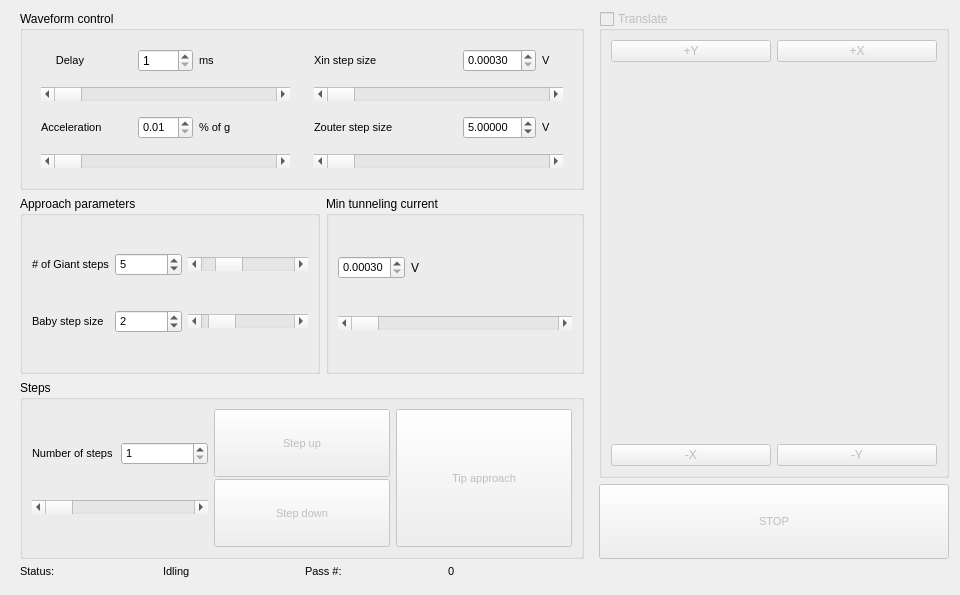
Qt form pyqt5 STM software/ui/TipApproach.ui (freestylexyz/STM-pyqt5-software) before a commit.
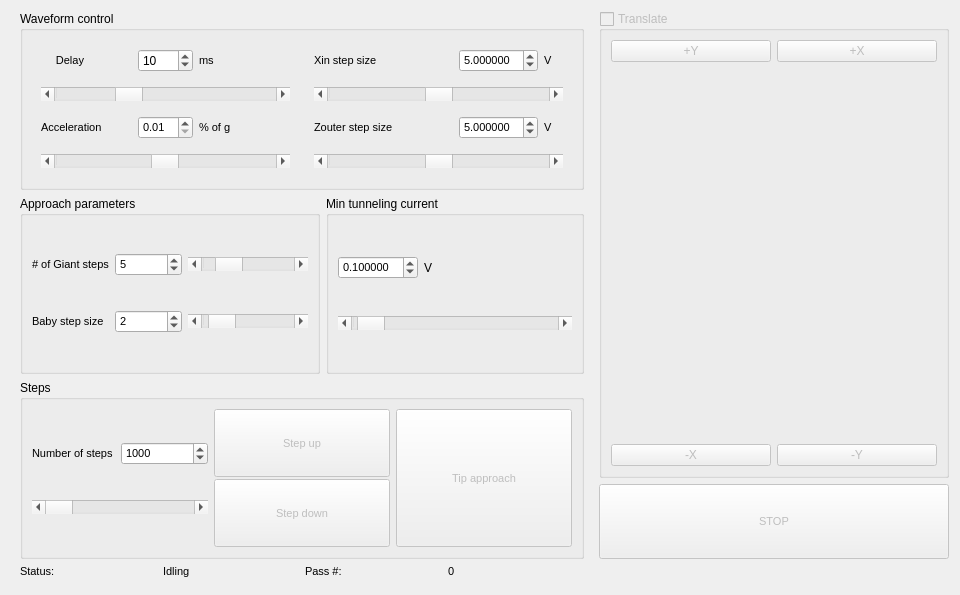
The same form after that commit. Icons and pictures are not drawn.

```diff
--- a/pyqt5 STM software/ui/TipApproach.ui
+++ b/pyqt5 STM software/ui/TipApproach.ui
@@ -221,6 +221,9 @@
                 <property name="maximum">
                  <number>30000</number>
                 </property>
+                <property name="value">
+                 <number>1000</number>
+                </property>
                </widget>
               </item>
              </layout>
@@ -521,6 +524,9 @@
               <property name="maximum">
                <number>1000</number>
               </property>
+              <property name="value">
+               <number>500</number>
+              </property>
               <property name="orientation">
                <enum>Qt::Horizontal</enum>
               </property>
@@ -537,6 +543,9 @@
               <property name="maximum">
                <number>30000</number>
               </property>
+              <property name="value">
+               <number>10000</number>
+              </property>
               <property name="orientation">
                <enum>Qt::Horizontal</enum>
               </property>
@@ -643,6 +652,9 @@
               <property name="maximum">
                <number>30</number>
               </property>
+              <property name="value">
+               <number>10</number>
+              </property>
              </widget>
             </item>
            </layout>
@@ -680,6 +692,9 @@
               <property name="maximum">
                <number>32767</number>
               </property>
+              <property name="value">
+               <number>16384</number>
+              </property>
               <property name="orientation">
                <enum>Qt::Horizontal</enum>
               </property>
@@ -696,14 +711,17 @@
                </font>
               </property>
               <property name="decimals">
-               <number>5</number>
+               <number>6</number>
               </property>
               <property name="minimum">
-               <double>0.000300000000000</double>
+               <double>0.000305000000000</double>
               </property>
               <property name="maximum">
                <double>10.000000000000000</double>
               </property>
+              <property name="value">
+               <double>5.000000000000000</double>
+              </property>
              </widget>
             </item>
             <item row="2" column="4">
@@ -717,10 +735,10 @@
                </font>
               </property>
               <property name="decimals">
-               <number>5</number>
+               <number>6</number>
               </property>
               <property name="minimum">
-               <double>0.000300000000000</double>
+               <double>0.000305000000000</double>
               </property>
               <property name="maximum">
                <double>10.000000000000000</double>
@@ -789,6 +807,9 @@
               <property name="maximum">
                <number>32767</number>
               </property>
+              <property name="value">
+               <number>16384</number>
+              </property>
               <property name="orientation">
                <enum>Qt::Horizontal</enum>
               </property>
@@ -831,7 +852,7 @@
            </property>
            <property name="minimumSize">
             <size>
-             <width>0</width>
+             <width>80</width>
              <height>0</height>
             </size>
            </property>
@@ -842,14 +863,17 @@
             </font>
            </property>
            <property name="decimals">
-            <number>5</number>
+            <number>6</number>
            </property>
            <property name="minimum">
-            <double>0.000300000000000</double>
+            <double>0.000312000000000</double>
            </property>
            <property name="maximum">
             <double>3.000000000000000</double>
            </property>
+           <property name="value">
+            <double>0.100000000000000</double>
+           </property>
           </widget>
          </item>
          <item row="0" column="1">
@@ -873,6 +897,9 @@
            <property name="maximum">
             <number>9600</number>
            </property>
+           <property name="value">
+            <number>320</number>
+           </property>
            <property name="orientation">
             <enum>Qt::Horizontal</enum>
            </property>
```
Left out of the diff: 5 changed lines with no effect on the pictures.
